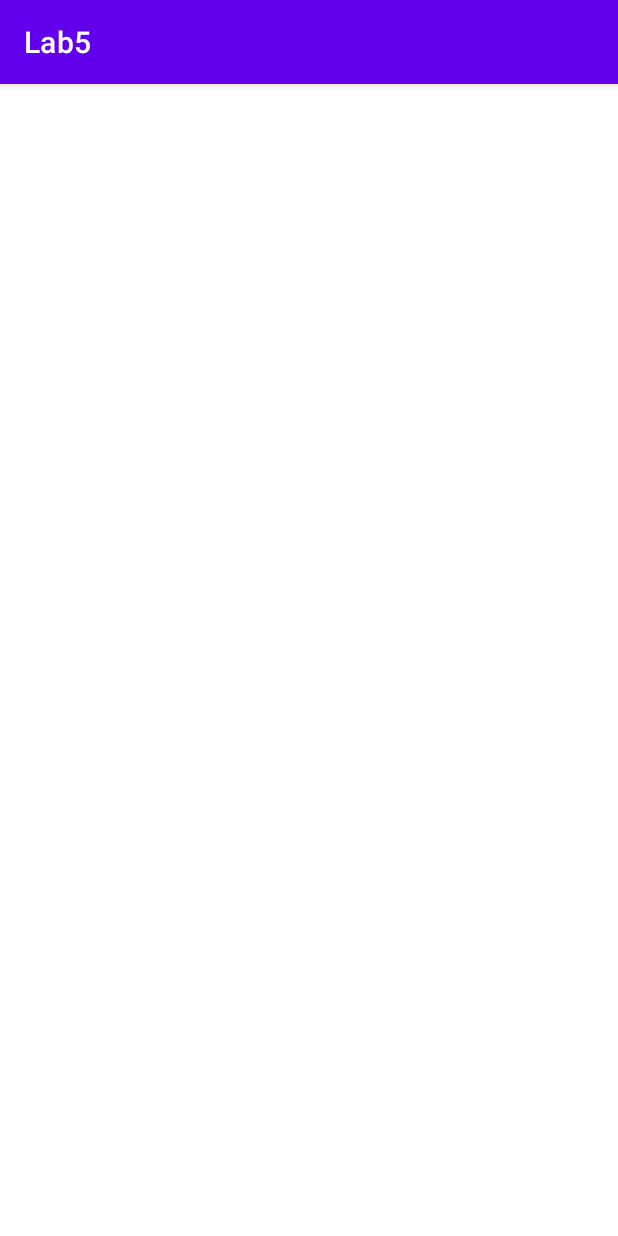
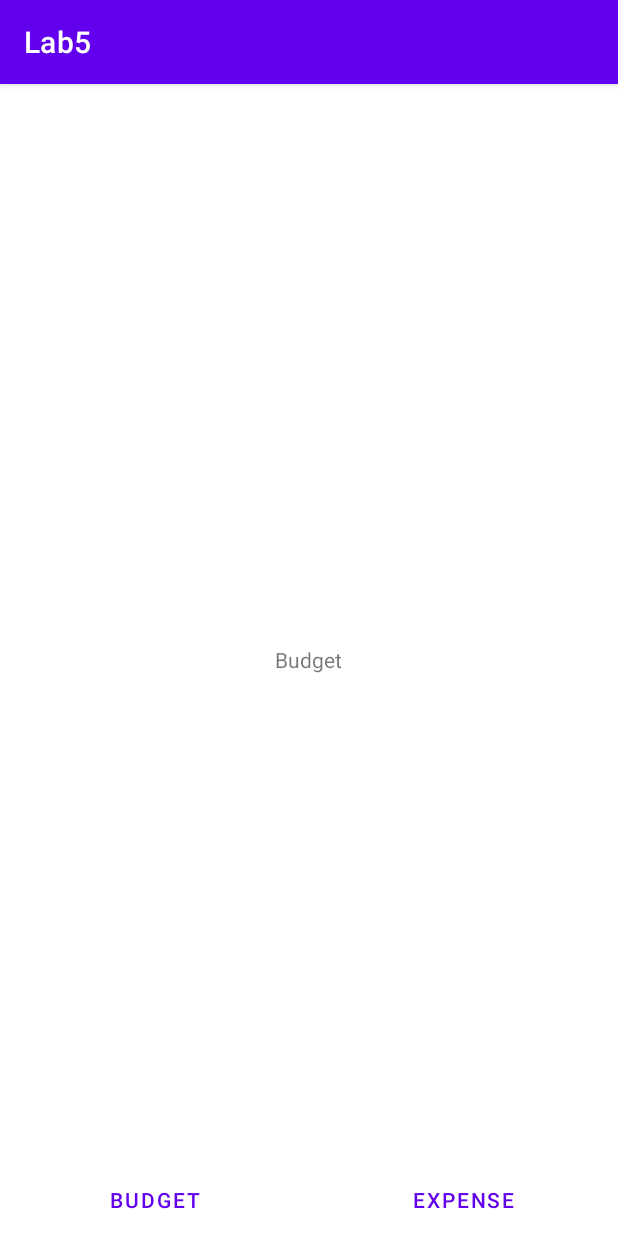
Before and after one commit to leanneholmes/Lab5, an Android app: the Homepage screen opened directly, with no data from a screen before it, on a phone screen of 412 x 824 dp. Run offline under Robolectric (Android 15) with nearby library versions, the phone set to English and light mode, and no system bars.

Commit message:
add two fragments and navigation buttons

```diff
--- /dev/null
+++ b/app/src/main/java/com/example/lab5/BudgetFragment.java
@@ -0,0 +1,9 @@
+package com.example.lab5;
+
+import androidx.fragment.app.Fragment;
+
+public class BudgetFragment extends Fragment {
+    public BudgetFragment() {
+        super(R.layout.fragment_budget);
+    }
+}
--- /dev/null
+++ b/app/src/main/java/com/example/lab5/ExpenseFragment.java
@@ -0,0 +1,9 @@
+package com.example.lab5;
+
+import androidx.fragment.app.Fragment;
+
+public class ExpenseFragment extends Fragment {
+    public ExpenseFragment() {
+        super(R.layout.fragment_expense);
+    }
+}
--- a/app/src/main/java/com/example/lab5/Homepage.java
+++ b/app/src/main/java/com/example/lab5/Homepage.java
@@ -1,8 +1,14 @@
 package com.example.lab5;
 
 import androidx.appcompat.app.AppCompatActivity;
+import androidx.fragment.app.Fragment;
+import androidx.fragment.app.FragmentManager;
+import androidx.fragment.app.FragmentTransaction;
 
 import android.os.Bundle;
+import android.widget.Button;
+
+import com.google.android.material.bottomnavigation.BottomNavigationView;
 
 public class Homepage extends AppCompatActivity {
 
@@ -10,5 +16,28 @@ public class Homepage extends AppCompatActivity {
     protected void onCreate(Bundle savedInstanceState) {
         super.onCreate(savedInstanceState);
         setContentView(R.layout.activity_homepage);
+
+        FragmentManager fragmentManager = getSupportFragmentManager();
+
+        Fragment budget = new BudgetFragment();
+        Fragment expense = new ExpenseFragment();
+        FragmentTransaction fragmentTransaction = fragmentManager.beginTransaction();
+        fragmentTransaction.replace(R.id.homePageFragmentContainerView, budget);
+        fragmentTransaction.commit();
+
+        Button budgetButton = findViewById(R.id.BudgetButton);
+        budgetButton.setOnClickListener(view -> {
+            FragmentTransaction budgetTransaction = fragmentManager.beginTransaction();
+            budgetTransaction.replace(R.id.homePageFragmentContainerView, budget);
+            budgetTransaction.commit();
+        });
+
+        Button expenseButton = findViewById(R.id.ExpenseButton);
+        expenseButton.setOnClickListener(view -> {
+            FragmentTransaction expenseTransaction = fragmentManager.beginTransaction();
+            expenseTransaction.replace(R.id.homePageFragmentContainerView, expense);
+            expenseTransaction.commit();
+        });
+
     }
 }
--- a/app/src/main/res/layout/activity_homepage.xml
+++ b/app/src/main/res/layout/activity_homepage.xml
@@ -1,7 +1,40 @@
 <?xml version="1.0" encoding="utf-8"?>
-<androidx.constraintlayout.widget.ConstraintLayout xmlns:android="http://schemas.android.com/apk/res/android"
-    xmlns:app="http://schemas.android.com/apk/res-auto"
+<RelativeLayout xmlns:android="http://schemas.android.com/apk/res/android"
     xmlns:tools="http://schemas.android.com/tools"
+    android:id="@+id/relativeLayout"
     android:layout_width="match_parent"
     android:layout_height="match_parent"
-    tools:context=".Homepage"/>
+    tools:context=".Homepage">
+
+    <androidx.fragment.app.FragmentContainerView
+        android:id="@+id/homePageFragmentContainerView"
+        android:layout_width="match_parent"
+        android:layout_height="match_parent"
+        android:name="com.example.lab5.BudgetFragment"
+        tools:layout="@layout/fragment_budget" />
+
+    <LinearLayout
+        android:layout_width="match_parent"
+        android:layout_height="50dp"
+        android:layout_alignParentBottom="true"
+        tools:ignore="UselessParent">
+
+        <Button
+            android:id="@+id/BudgetButton"
+            style="?android:attr/buttonBarButtonStyle"
+            android:layout_width="wrap_content"
+            android:layout_height="wrap_content"
+            android:layout_gravity="bottom"
+            android:layout_weight="2"
+            android:text="@string/budget"
+            tools:ignore="DuplicateSpeakableTextCheck" />
+        <Button
+            android:id="@+id/ExpenseButton"
+            style="?android:attr/buttonBarButtonStyle"
+            android:layout_width="wrap_content"
+            android:layout_height="wrap_content"
+            android:layout_weight="2"
+            android:layout_gravity="bottom"
+            android:text="@string/expense" />
+    </LinearLayout>
+</RelativeLayout>
--- /dev/null
+++ b/app/src/main/res/layout/fragment_budget.xml
@@ -0,0 +1,14 @@
+<?xml version="1.0" encoding="utf-8"?>
+<RelativeLayout xmlns:android="http://schemas.android.com/apk/res/android"
+    xmlns:tools="http://schemas.android.com/tools"
+    android:layout_width="match_parent"
+    android:layout_height="match_parent"
+    tools:context=".BudgetFragment">
+
+    <TextView
+        android:id="@+id/textView"
+        android:layout_width="wrap_content"
+        android:layout_height="wrap_content"
+        android:layout_centerInParent="true"
+        android:text="@string/budget" />
+</RelativeLayout>
--- /dev/null
+++ b/app/src/main/res/layout/fragment_expense.xml
@@ -0,0 +1,14 @@
+<?xml version="1.0" encoding="utf-8"?>
+<RelativeLayout xmlns:android="http://schemas.android.com/apk/res/android"
+    xmlns:tools="http://schemas.android.com/tools"
+    android:layout_width="match_parent"
+    android:layout_height="match_parent"
+    tools:context=".ExpenseFragment">
+
+    <TextView
+        android:id="@+id/textView"
+        android:layout_width="wrap_content"
+        android:layout_height="wrap_content"
+        android:layout_centerInParent="true"
+        android:text="@string/expense" />
+</RelativeLayout>
--- a/app/src/main/res/values/strings.xml
+++ b/app/src/main/res/values/strings.xml
@@ -8,6 +8,8 @@
     <string name="welcome_back">Welcome Back</string>
     <string name="username">Username</string>
     <string name="password">Password</string>
+    <string name="budget">Budget</string>
+    <string name="expense">Expense</string>
     <string-array name="countries_array">
         <item>Afghanistan</item>
         <item>Albania</item>
```
